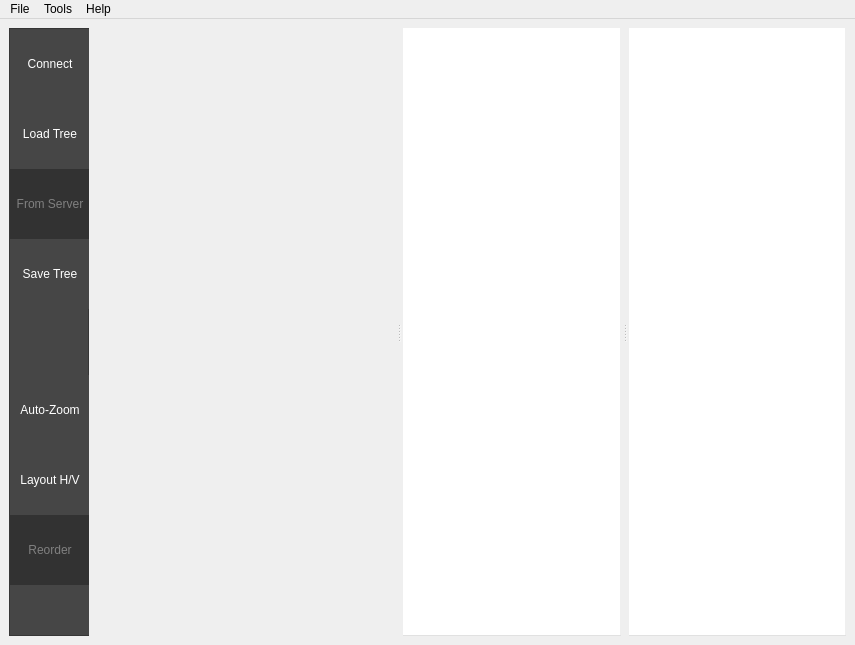
uml-robotics/Groot, file bt_editor/mainwindow.ui: the form before one commit.
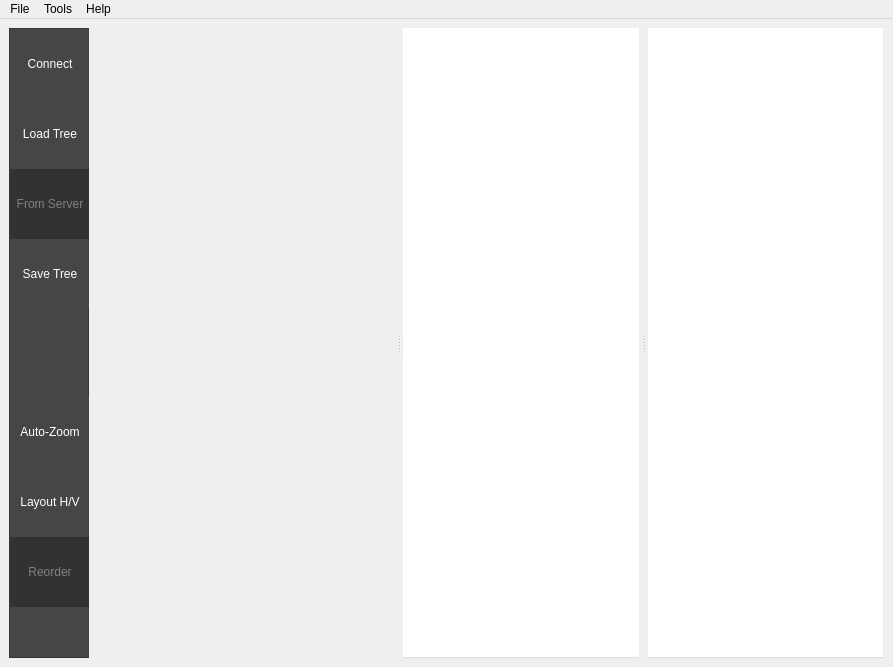
The form after the commit. Icons and pictures are not drawn.

Commit message: trying to make 2nd tab duplicate 1st

```diff
--- a/bt_editor/mainwindow.ui
+++ b/bt_editor/mainwindow.ui
@@ -6,8 +6,8 @@
    <rect>
     <x>0</x>
     <y>0</y>
-    <width>855</width>
-    <height>645</height>
+    <width>893</width>
+    <height>667</height>
    </rect>
   </property>
   <property name="minimumSize">
@@ -717,7 +717,7 @@
     <rect>
      <x>0</x>
      <y>0</y>
-     <width>855</width>
+     <width>893</width>
      <height>20</height>
     </rect>
    </property>
```
The commit also changes 1 other file.
